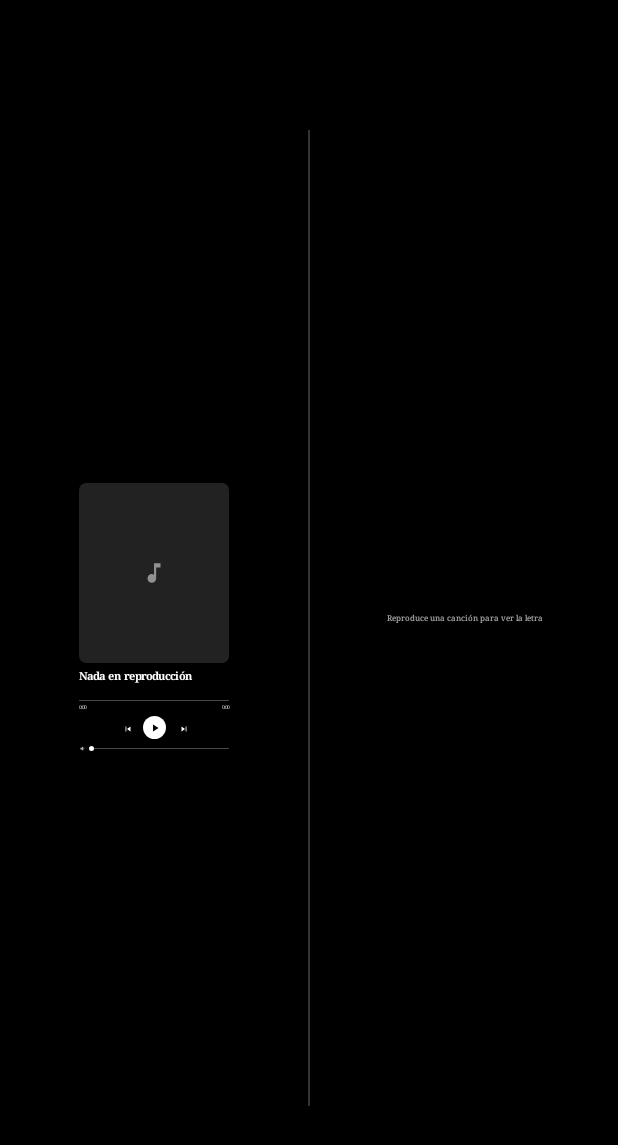
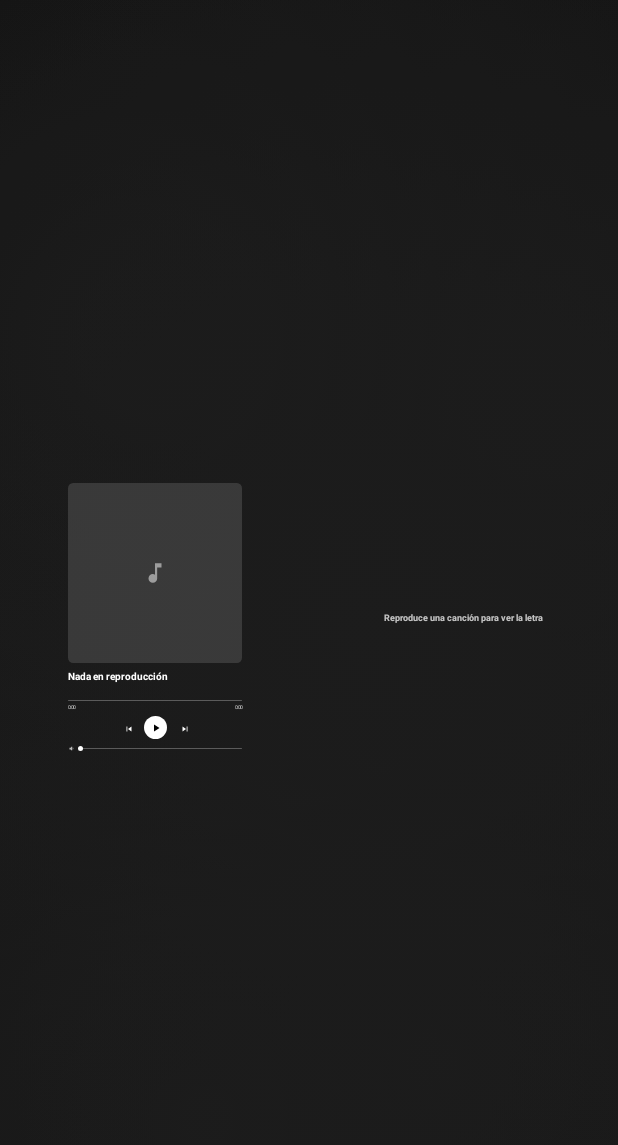
Before and after one commit to Jaryt7/Music-widget-, an Android app built with Jetpack Compose: the composable NowPlayingScreen shown on its own in the app's theme, on a phone screen of 412 x 824 dp. Shown: the top 1145 px of the screen. Run offline under Robolectric (Android 15) with nearby library versions, the phone set to English and light mode, and no system bars.

Commit message:
Update MainActivity.kt

```diff
--- a/app/src/main/java/com/ahorasuena/MainActivity.kt
+++ b/app/src/main/java/com/ahorasuena/MainActivity.kt
@@ -9,10 +9,15 @@ import android.provider.Settings
 import android.view.WindowManager
 import androidx.activity.ComponentActivity
 import androidx.activity.compose.setContent
-import androidx.compose.animation.Crossfade
 import androidx.compose.animation.animateColorAsState
+import androidx.compose.animation.core.LinearEasing
 import androidx.compose.animation.core.animateDpAsState
+import androidx.compose.animation.core.animateFloat
+import androidx.compose.animation.core.animateFloatAsState
+import androidx.compose.animation.core.infiniteRepeatable
+import androidx.compose.animation.core.rememberInfiniteTransition
 import androidx.compose.animation.core.tween
+import androidx.compose.foundation.Canvas
 import androidx.compose.foundation.Image
 import androidx.compose.foundation.background
 import androidx.compose.foundation.clickable
@@ -38,20 +43,19 @@ import androidx.compose.ui.Modifier
 import androidx.compose.ui.draw.blur
 import androidx.compose.ui.draw.clip
 import androidx.compose.ui.draw.drawWithContent
+import androidx.compose.ui.geometry.Offset
 import androidx.compose.ui.graphics.BlendMode
 import androidx.compose.ui.graphics.Brush
 import androidx.compose.ui.graphics.Color
-import androidx.compose.ui.graphics.ColorFilter
-import androidx.compose.ui.graphics.ColorMatrix
 import androidx.compose.ui.graphics.CompositingStrategy
 import androidx.compose.ui.graphics.FilterQuality
+import androidx.compose.ui.graphics.TransformOrigin
 import androidx.compose.ui.graphics.asImageBitmap
 import androidx.compose.ui.graphics.graphicsLayer
 import androidx.compose.ui.input.pointer.pointerInput
 import androidx.compose.ui.layout.ContentScale
 import androidx.compose.ui.layout.onSizeChanged
 import androidx.compose.ui.platform.LocalContext
-import androidx.compose.ui.text.font.FontFamily
 import androidx.compose.ui.text.font.FontWeight
 import androidx.compose.ui.text.style.TextAlign
 import androidx.compose.ui.text.style.TextOverflow
@@ -61,10 +65,12 @@ import androidx.compose.ui.unit.TextUnit
 import androidx.compose.ui.unit.dp
 import androidx.compose.ui.unit.sp
 import kotlinx.coroutines.delay
+import kotlin.math.PI
 import kotlin.math.abs
+import kotlin.math.cos
 import kotlin.math.roundToInt
+import kotlin.math.sin
 
-val Serif = FontFamily.Serif
 val LocalK = compositionLocalOf { 1f }
 
 @Composable
@@ -99,62 +105,113 @@ class MainActivity : ComponentActivity() {
     }
 }
 
-fun Modifier.fadeVertical(): Modifier = this
+fun Modifier.fadeBottom(): Modifier = this
     .graphicsLayer { compositingStrategy = CompositingStrategy.Offscreen }
     .drawWithContent {
         drawContent()
         drawRect(
             brush = Brush.verticalGradient(
-                0f to Color.Transparent,
-                0.14f to Color.Black,
-                0.86f to Color.Black,
+                0f to Color.Black,
+                0.8f to Color.Black,
                 1f to Color.Transparent
             ),
             blendMode = BlendMode.DstIn
         )
     }
 
-data class BgInfo(val bmp: Bitmap, val lum: Float)
+data class Palette(val base: Color, val blobs: List<Color>)
+
+fun paletteFrom(src: Bitmap): Palette {
+    val mid = Bitmap.createScaledBitmap(src, 128, 128, true)
+    val small = Bitmap.createScaledBitmap(mid, 16, 16, true)
+    val hsv = FloatArray(3)
+
+    fun avg(x0: Int, x1: Int, y0: Int, y1: Int): Int {
+        var r = 0
+        var g = 0
+        var b = 0
+        var n = 0
+        for (y in y0 until y1) {
+            for (x in x0 until x1) {
+                val c = small.getPixel(x, y)
+                r += android.graphics.Color.red(c)
+                g += android.graphics.Color.green(c)
+                b += android.graphics.Color.blue(c)
+                n++
+            }
+        }
+        return android.graphics.Color.rgb(r / n, g / n, b / n)
+    }
+
+    fun tune(c: Int, sMul: Float, vMin: Float, vMax: Float): Color {
+        android.graphics.Color.colorToHSV(c, hsv)
+        hsv[1] = (hsv[1] * sMul).coerceAtMost(1f)
+        hsv[2] = hsv[2].coerceIn(vMin, vMax)
+        return Color(android.graphics.Color.HSVToColor(hsv))
+    }
+
+    val all = avg(0, 16, 0, 16)
+    return Palette(
+        base = tune(all, 1.1f, 0.2f, 0.7f),
+        blobs = listOf(
+            tune(avg(0, 8, 0, 8), 1.4f, 0.4f, 1f),
+            tune(avg(8, 16, 0, 8), 1.4f, 0.4f, 1f),
+            tune(avg(0, 8, 8, 16), 1.4f, 0.4f, 1f),
+            tune(avg(8, 16, 8, 16), 1.4f, 0.4f, 1f),
+            tune(all, 1.5f, 0.45f, 1f)
+        )
+    )
+}
 
 @Composable
 fun CoverBackground(content: @Composable BoxScope.() -> Unit) {
     val cover = MediaState.hiCover ?: MediaState.cover
-    val info = remember(cover) {
-        cover?.let {
-            val mid = Bitmap.createScaledBitmap(it, 160, 160, true)
-            val small = Bitmap.createScaledBitmap(mid, 24, 24, true)
-            val pixels = IntArray(24 * 24)
-            small.getPixels(pixels, 0, 24, 0, 0, 24, 24)
-            var sum = 0f
-            for (c in pixels) {
-                val r = (c shr 16) and 0xFF
-                val g = (c shr 8) and 0xFF
-                val b = c and 0xFF
-                sum += (0.299f * r + 0.587f * g + 0.114f * b) / 255f
-            }
-            BgInfo(small, sum / pixels.size)
-        }
-    }
+    val palette = remember(cover) { cover?.let { paletteFrom(it) } }
+
+    val spec = tween<Color>(1500)
+    val base by animateColorAsState(palette?.base ?: Color(0xFF111111), spec, label = "base")
+    val c0 by animateColorAsState(palette?.blobs?.get(0) ?: Color(0xFF222222), spec, label = "c0")
+    val c1 by animateColorAsState(palette?.blobs?.get(1) ?: Color(0xFF222222), spec, label = "c1")
+    val c2 by animateColorAsState(palette?.blobs?.get(2) ?: Color(0xFF222222), spec, label = "c2")
+    val c3 by animateColorAsState(palette?.blobs?.get(3) ?: Color(0xFF222222), spec, label = "c3")
+    val c4 by animateColorAsState(palette?.blobs?.get(4) ?: Color(0xFF222222), spec, label = "c4")
+
+    val infinite = rememberInfiniteTransition(label = "bgMotion")
+    val phase by infinite.animateFloat(
+        initialValue = 0f,
+        targetValue = (2 * PI).toFloat(),
+        animationSpec = infiniteRepeatable(tween(32000, easing = LinearEasing)),
+        label = "phase"
+    )
+
     Box(Modifier.fillMaxSize().background(Color.Black)) {
-        Crossfade(targetState = info, animationSpec = tween(900), label = "bg") { bg ->
-            if (bg != null) {
-                Box(Modifier.fillMaxSize()) {
-                    Image(
-                        bitmap = bg.bmp.asImageBitmap(),
-                        contentDescription = null,
-                        modifier = Modifier.fillMaxSize().blur(40.dp),
-                        contentScale = ContentScale.Crop,
-                        colorFilter = ColorFilter.colorMatrix(ColorMatrix().apply { setToSaturation(1.5f) }),
-                        filterQuality = FilterQuality.Medium
-                    )
-                    Box(
-                        Modifier.fillMaxSize().background(
-                            Color.Black.copy(alpha = (0.08f + 0.3f * bg.lum).coerceIn(0.08f, 0.4f))
-                        )
-                    )
-                }
+        Canvas(Modifier.fillMaxSize()) {
+            drawRect(base)
+            val w = size.width
+            val h = size.height
+            val r = maxOf(w, h) * 0.6f
+            val p = phase
+            val cols = listOf(c0, c1, c2, c3, c4)
+            val centers = listOf(
+                Offset(w * (0.2f + 0.12f * sin(p)), h * (0.2f + 0.15f * cos(p * 2f))),
+                Offset(w * (0.8f + 0.12f * cos(p)), h * (0.2f + 0.15f * sin(p * 2f))),
+                Offset(w * (0.2f + 0.15f * sin(p * 2f + 1f)), h * (0.8f + 0.12f * cos(p))),
+                Offset(w * (0.8f + 0.10f * cos(p * 3f + 2f)), h * (0.8f + 0.12f * sin(p))),
+                Offset(w * (0.5f + 0.20f * sin(p)), h * (0.5f + 0.20f * cos(p * 3f)))
+            )
+            for (i in cols.indices) {
+                drawCircle(
+                    brush = Brush.radialGradient(
+                        listOf(cols[i].copy(alpha = 0.95f), cols[i].copy(alpha = 0f)),
+                        center = centers[i],
+                        radius = r
+                    ),
+                    radius = r,
+                    center = centers[i]
+                )
             }
         }
+        Box(Modifier.fillMaxSize().background(Color.Black.copy(alpha = 0.18f)))
         content()
     }
 }
@@ -196,10 +253,6 @@ fun NowPlayingScreen() {
                     verticalAlignment = Alignment.CenterVertically
                 ) {
                     PlayerPane(Modifier.weight(1f).fillMaxHeight())
-                    Box(
-                        Modifier.width(1.dp).fillMaxHeight(0.8f)
-                            .background(Color.White.copy(alpha = 0.2f))
-                    )
                     LyricsPane(position, Modifier.weight(1f).fillMaxHeight())
                 }
             }
@@ -301,8 +354,8 @@ fun ProgressSection() {
         }
     )
     Row(Modifier.fillMaxWidth(), horizontalArrangement = Arrangement.SpaceBetween) {
-        Text(fmt(shownPos), color = Color.White.copy(alpha = 0.7f), fontSize = spx(14f), fontFamily = Serif)
-        Text(fmt(dur), color = Color.White.copy(alpha = 0.7f), fontSize = spx(14f), fontFamily = Serif)
+        Text(fmt(shownPos), color = Color.White.copy(alpha = 0.7f), fontSize = spx(14f))
+        Text(fmt(dur), color = Color.White.copy(alpha = 0.7f), fontSize = spx(14f))
     }
 }
 
@@ -310,9 +363,9 @@ fun ProgressSection() {
 fun PlayerPane(modifier: Modifier) {
     val cover = MediaState.hiCover ?: MediaState.cover
     BoxWithConstraints(modifier, contentAlignment = Alignment.Center) {
-        val colW = px(466f)
+        val colW = px(540f)
         val coverSize = minOf(colW, maxHeight - px(330f)).coerceAtLeast(120.dp)
-        val coverShape = RoundedCornerShape(px(22f))
+        val coverShape = RoundedCornerShape(px(16f))
         Column(Modifier.width(colW), horizontalAlignment = Alignment.CenterHorizontally) {
             Box(
                 Modifier
@@ -335,15 +388,13 @@ fun PlayerPane(modifier: Modifier) {
             Spacer(Modifier.height(px(22f)))
             Text(
                 MediaState.title.ifBlank { "Nada en reproducción" },
-                color = Color.White, fontSize = spx(34f), fontWeight = FontWeight.SemiBold,
-                fontFamily = Serif,
+                color = Color.White, fontSize = spx(32f), fontWeight = FontWeight.Bold,
                 maxLines = 1, overflow = TextOverflow.Ellipsis,
                 modifier = Modifier.fillMaxWidth()
             )
             Text(
                 MediaState.artist,
-                color = Color.White.copy(alpha = 0.65f), fontSize = spx(20f),
-                fontFamily = Serif,
+                color = Color.White.copy(alpha = 0.7f), fontSize = spx(20f),
                 maxLines = 1, overflow = TextOverflow.Ellipsis,
                 modifier = Modifier.fillMaxWidth()
             )
@@ -440,14 +491,15 @@ fun LyricsPane(position: Long, modifier: Modifier) {
         }
     }
 
-    BoxWithConstraints(modifier.fadeVertical()) {
-        val pad = maxHeight / 2 - px(34f)
+    BoxWithConstraints(modifier.fadeBottom()) {
+        val topPad = maxHeight * 0.42f - px(40f)
+        val bottomPad = maxHeight * 0.6f
         if (lines.isEmpty()) {
             Text(
                 MediaState.status,
-                color = Color.White.copy(alpha = 0.7f),
-                fontSize = spx(26f),
-                fontFamily = Serif,
+                color = Color.White.copy(alpha = 0.75f),
+                fontSize = spx(28f),
+                fontWeight = FontWeight.Bold,
                 textAlign = TextAlign.Center,
                 modifier = Modifier.align(Alignment.Center).padding(px(24f))
             )
@@ -455,28 +507,40 @@ fun LyricsPane(position: Long, modifier: Modifier) {
             LazyColumn(
                 state = listState,
                 modifier = Modifier.fillMaxSize(),
-                contentPadding = PaddingValues(start = px(83f), end = px(60f), top = pad, bottom = pad)
+                contentPadding = PaddingValues(start = px(40f), end = px(60f), top = topPad, bottom = bottomPad)
             ) {
                 itemsIndexed(lines) { i, line ->
                     val synced = MediaState.synced
-                    val dist = if (!synced || current < 0) 0 else abs(i - current)
-                    val active = !synced || i == current
-                    val color by animateColorAsState(
-                        if (active) Color.White else Color.White.copy(alpha = 0.45f),
-                        label = "lyricColor"
-                    )
-                    val blurRadius by animateDpAsState(
-                        if (dist == 0) 0.dp else minOf(dist * 1.5f, 5f).dp,
-                        label = "lyricBlur"
-                    )
+                    val rel = i - maxOf(current, 0)
+                    val targetAlpha = when {
+                        !synced -> 0.9f
+                        rel < 0 -> if (rel == -1) 0.22f else 0f
+                        rel == 0 -> if (current >= 0) 1f else 0.55f
+                        else -> (0.55f - 0.12f * (rel - 1)).coerceAtLeast(0.07f)
+                    }
+                    val targetScale = if (!synced || (rel == 0 && current >= 0)) 1f else 0.92f
+                    val blurTarget = if (!synced || (rel == 0 && current >= 0)) 0.dp
+                    else minOf(abs(rel) * 1.2f, 4f).dp
+
+                    val a by animateFloatAsState(targetAlpha, animationSpec = tween(450), label = "lineAlpha")
+                    val s by animateFloatAsState(targetScale, animationSpec = tween(450), label = "lineScale")
+                    val blurRadius by animateDpAsState(blurTarget, label = "lineBlur")
+
                     Text(
                         text = line.text.ifBlank { "♪" },
-                        color = color,
-                        fontSize = spx(32f),
-                        fontWeight = FontWeight.Medium,
-                        fontFamily = Serif,
-                        lineHeight = spx(40f),
-                        modifier = Modifier.padding(vertical = px(14f)).blur(blurRadius)
+                        color = Color.White,
+                        fontSize = spx(44f),
+                        fontWeight = FontWeight.Bold,
+                        lineHeight = spx(52f),
+                        modifier = Modifier
+                            .padding(vertical = px(14f))
+                            .graphicsLayer {
+                                alpha = a
+                                scaleX = s
+                                scaleY = s
+                                transformOrigin = TransformOrigin(0f, 0.5f)
+                            }
+                            .blur(blurRadius)
                     )
                 }
             }
```
